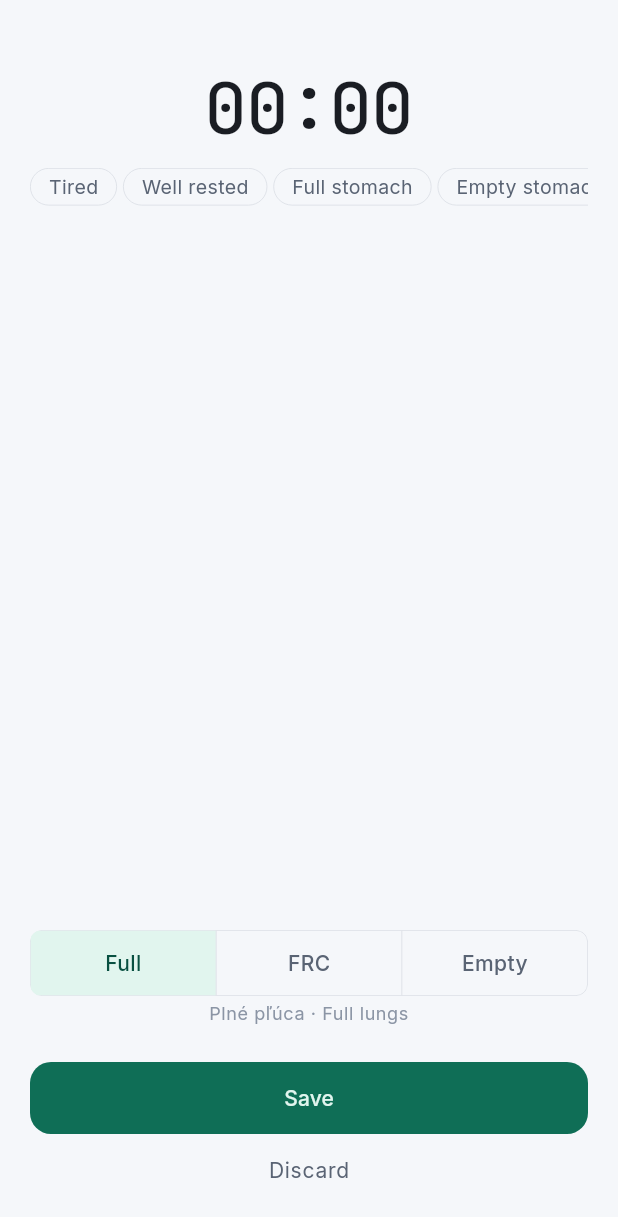
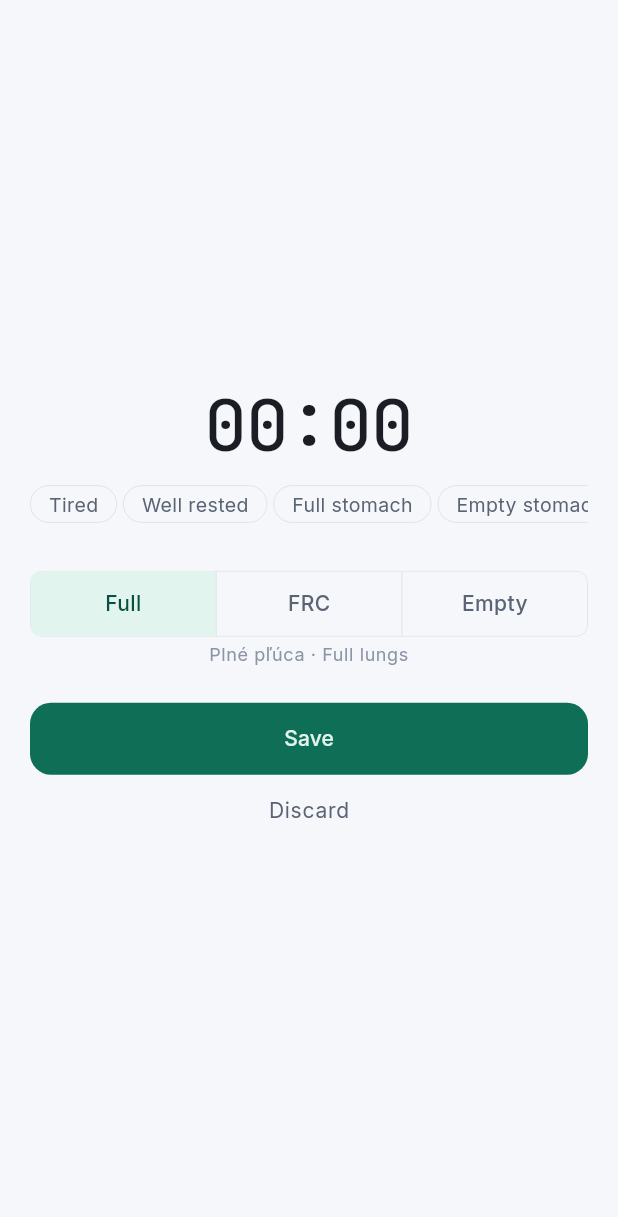
Before and after one commit to Miclah/breath_lab, a Flutter app: the ResultView widget shown alone on an empty page, opened directly, on a phone screen of 412 x 824 dp. Shown: the top 1217 px of the screen. Run offline on Flutter 3.47's test engine with Material 3 defaults, Android fonts, the light colour scheme and no system bars; our stand-ins replace audioplayers, drift, drift_flutter, fl_chart, flutter_local_notifications, flutter_riverpod and 4 more; missing offline and left inert: screen_brightness; accounts and stored records are empty; generated files the repository leaves out were written again; project files that could hold a hidden picture were left out.

Commit message:
fix: stop the result screen from leaving a huge empty gap
Content was top-anchored (hero, stats, tags) with a flex Spacer pushing
the lung volume selector and Save/Discard down to the physical bottom
edge, leaving several hundred logical pixels of empty space on most
screens. The whole block is now centered as one group with a fixed gap,
wrapped in a scroll view so it still works if it overflows a very short
window.

```diff
--- a/lib/features/timer/result_screen.dart
+++ b/lib/features/timer/result_screen.dart
@@ -174,13 +174,18 @@ class _ResultViewState extends ConsumerState<ResultView>
     final isDesktop = MediaQuery.of(context).size.width >= 600;
     final hPad = isDesktop ? Spacing.xxxl : Spacing.xl;
 
-    return Padding(
-      padding: EdgeInsets.symmetric(horizontal: hPad),
+    // Centered as one cohesive block instead of top-anchored content with a
+    // flex Spacer pushing the button group to the physical bottom edge —
+    // that left a large empty gap on most screens. SingleChildScrollView
+    // guards against overflow on short windows now that nothing here is
+    // Expanded/flexible.
+    return Center(
+      child: SingleChildScrollView(
+        padding: EdgeInsets.symmetric(horizontal: hPad, vertical: Spacing.xxl),
         child: Column(
+          mainAxisSize: MainAxisSize.min,
           crossAxisAlignment: CrossAxisAlignment.center,
           children: [
-          const SizedBox(height: Spacing.xxxxl),
-
             // Hold duration — pulses on PB, with a glow ring behind it
             Stack(
               alignment: Alignment.center,
@@ -250,7 +255,7 @@ class _ResultViewState extends ConsumerState<ResultView>
             // Tag chips
             const TagChipRow(),
 
-          const Spacer(),
+            const SizedBox(height: Spacing.xxxl),
 
             // Lung volume selector
             const _LungVolumeSelector(),
@@ -288,9 +293,8 @@ class _ResultViewState extends ConsumerState<ResultView>
                 ).textTheme.bodyLarge?.copyWith(color: c.textSecondary),
               ),
             ),
-
-          const SizedBox(height: Spacing.xl),
           ],
+        ),
       ),
     );
   }
```
Lines whose indentation alone changed are shown as unchanged.
